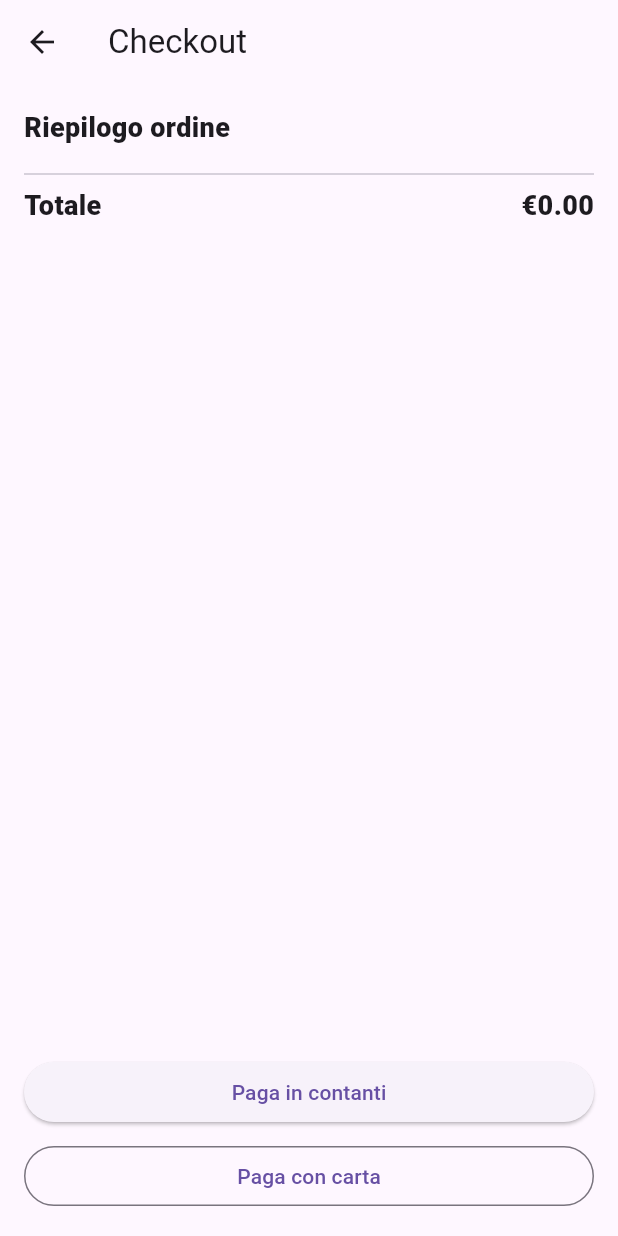
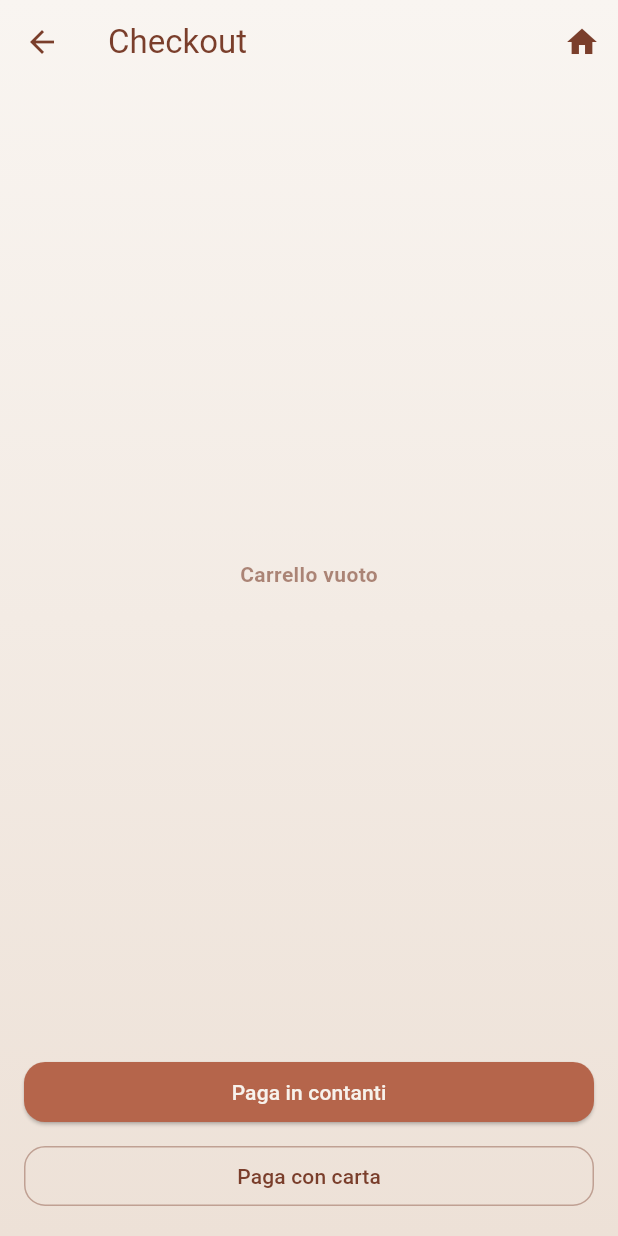
Before and after one commit to ffpetrozzi/app_moma_fashion_cafe, a Flutter app: the CheckoutScreen screen opened by its route, on a phone screen of 412 x 824 dp. Run offline on Flutter 3.47's test engine with Material 3 defaults, Android fonts, the phone set to English and light mode, and no system bars; our stand-ins replace cloud_firestore, firebase_auth, firebase_core, geolocator, go_router; accounts and stored records are empty.

Commit message:
Style checkout screen

```diff
--- a/lib/features/checkout/checkout_screen.dart
+++ b/lib/features/checkout/checkout_screen.dart
@@ -64,49 +64,148 @@ class _CheckoutScreenState extends State<CheckoutScreen> {
   @override
   Widget build(BuildContext context) {
     final cart = context.watch<CartProvider>();
+    final accent = const Color(0xFFB5654B);
+    final accentDark = const Color(0xFF7A3E2B);
+    final cream = const Color(0xFFF7F2EC);
+    final cardDecoration = BoxDecoration(
+      color: Colors.white.withOpacity(0.92),
+      borderRadius: BorderRadius.circular(20),
+      boxShadow: [
+        BoxShadow(
+          color: Colors.black.withOpacity(0.06),
+          blurRadius: 14,
+          offset: const Offset(0, 8),
+        ),
+      ],
+    );
 
     return Scaffold(
+      extendBodyBehindAppBar: true,
       appBar: AppBar(
         leading: IconButton(
           icon: const Icon(Icons.arrow_back),
           onPressed: () => context.pop(),
         ),
         title: const Text('Checkout'),
+        backgroundColor: Colors.transparent,
+        elevation: 0,
+        foregroundColor: accentDark,
+        actions: [
+          IconButton(
+            icon: const Icon(Icons.home),
+            onPressed: () => context.go('/'),
           ),
-      body: Padding(
+        ],
+      ),
+      body: Container(
+        decoration: const BoxDecoration(
+          gradient: LinearGradient(
+            colors: [Color(0xFFF9F5F1), Color(0xFFEDE1D7)],
+            begin: Alignment.topCenter,
+            end: Alignment.bottomCenter,
+          ),
+        ),
+        child: SafeArea(
+          child: Padding(
             padding: const EdgeInsets.all(16),
             child: Column(
               children: [
                 Expanded(
-              child: ListView(
+                  child: cart.items.isEmpty
+                      ? Center(
+                          child: Text(
+                            'Carrello vuoto',
+                            style: TextStyle(
+                              color: accentDark.withOpacity(0.6),
+                              fontWeight: FontWeight.w600,
+                            ),
+                          ),
+                        )
+                      : ListView(
                           children: [
-                  const Text(
+                            Container(
+                              padding: const EdgeInsets.all(14),
+                              decoration: cardDecoration,
+                              child: Text(
                                 'Riepilogo ordine',
-                    style: TextStyle(fontSize: 18, fontWeight: FontWeight.w800),
+                                style: TextStyle(
+                                  fontSize: 18,
+                                  fontWeight: FontWeight.w800,
+                                  color: accentDark,
+                                ),
+                              ),
                             ),
                             const SizedBox(height: 10),
                             ...cart.items.map((i) {
-                    return ListTile(
-                      title: Text('${i.name} (${i.variantLabel})'),
-                      subtitle: Text('x${i.qty}'),
-                      trailing: Text(
+                              return Container(
+                                padding: const EdgeInsets.all(14),
+                                decoration: cardDecoration,
+                                child: Row(
+                                  children: [
+                                    Expanded(
+                                      child: Column(
+                                        crossAxisAlignment: CrossAxisAlignment.start,
+                                        children: [
+                                          Text(
+                                            i.name,
+                                            style: TextStyle(
+                                              fontSize: 16,
+                                              fontWeight: FontWeight.w800,
+                                              color: accentDark,
+                                            ),
+                                          ),
+                                          const SizedBox(height: 4),
+                                          Text(
+                                            i.variantLabel,
+                                            style: const TextStyle(color: Colors.black54),
+                                          ),
+                                          const SizedBox(height: 6),
+                                          Text(
+                                            'x${i.qty}',
+                                            style: TextStyle(
+                                              color: accentDark.withOpacity(0.8),
+                                              fontWeight: FontWeight.w600,
+                                            ),
+                                          ),
+                                        ],
+                                      ),
+                                    ),
+                                    Text(
                                       '€${(i.lineTotal).toStringAsFixed(2)}',
+                                      style: TextStyle(
+                                        fontWeight: FontWeight.w700,
+                                        color: accentDark,
+                                      ),
+                                    ),
+                                  ],
                                 ),
                               );
                             }),
-                  const Divider(),
-                  Row(
+                            const SizedBox(height: 10),
+                            Container(
+                              padding: const EdgeInsets.all(14),
+                              decoration: cardDecoration,
+                              child: Row(
                                 mainAxisAlignment: MainAxisAlignment.spaceBetween,
                                 children: [
-                      const Text(
+                                  Text(
                                     'Totale',
-                        style: TextStyle(fontSize: 18, fontWeight: FontWeight.w800),
+                                    style: TextStyle(
+                                      fontSize: 18,
+                                      fontWeight: FontWeight.w800,
+                                      color: accentDark,
+                                    ),
                                   ),
                                   Text(
                                     '€${cart.total.toStringAsFixed(2)}',
-                        style: const TextStyle(fontSize: 18, fontWeight: FontWeight.w800),
+                                    style: TextStyle(
+                                      fontSize: 18,
+                                      fontWeight: FontWeight.w800,
+                                      color: accentDark,
+                                    ),
                                   ),
                                 ],
+                              ),
                             ),
                           ],
                         ),
@@ -117,6 +216,13 @@ class _CheckoutScreenState extends State<CheckoutScreen> {
                 SizedBox(
                   width: double.infinity,
                   child: ElevatedButton(
+                    style: ElevatedButton.styleFrom(
+                      backgroundColor: accent,
+                      foregroundColor: cream,
+                      shape: RoundedRectangleBorder(
+                        borderRadius: BorderRadius.circular(14),
+                      ),
+                    ),
                     onPressed: _loading ? null : () => _placeOrder('cash'),
                     child: const Text('Paga in contanti'),
                   ),
@@ -125,6 +231,13 @@ class _CheckoutScreenState extends State<CheckoutScreen> {
                 SizedBox(
                   width: double.infinity,
                   child: OutlinedButton(
+                    style: OutlinedButton.styleFrom(
+                      foregroundColor: accentDark,
+                      side: BorderSide(color: accentDark.withOpacity(0.4)),
+                      shape: RoundedRectangleBorder(
+                        borderRadius: BorderRadius.circular(14),
+                      ),
+                    ),
                     onPressed: _loading ? null : () => _placeOrder('stripe'),
                     child: const Text('Paga con carta'),
                   ),
@@ -132,6 +245,8 @@ class _CheckoutScreenState extends State<CheckoutScreen> {
               ],
             ),
           ),
+        ),
+      ),
     );
   }
 }
```
Lines whose indentation alone changed are shown as unchanged.
